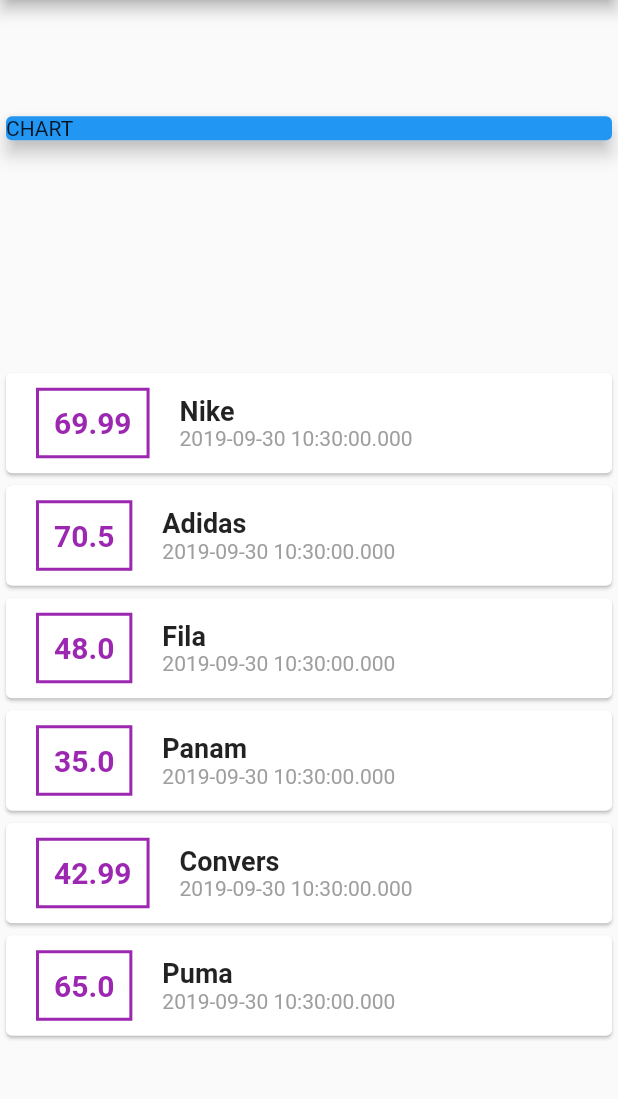
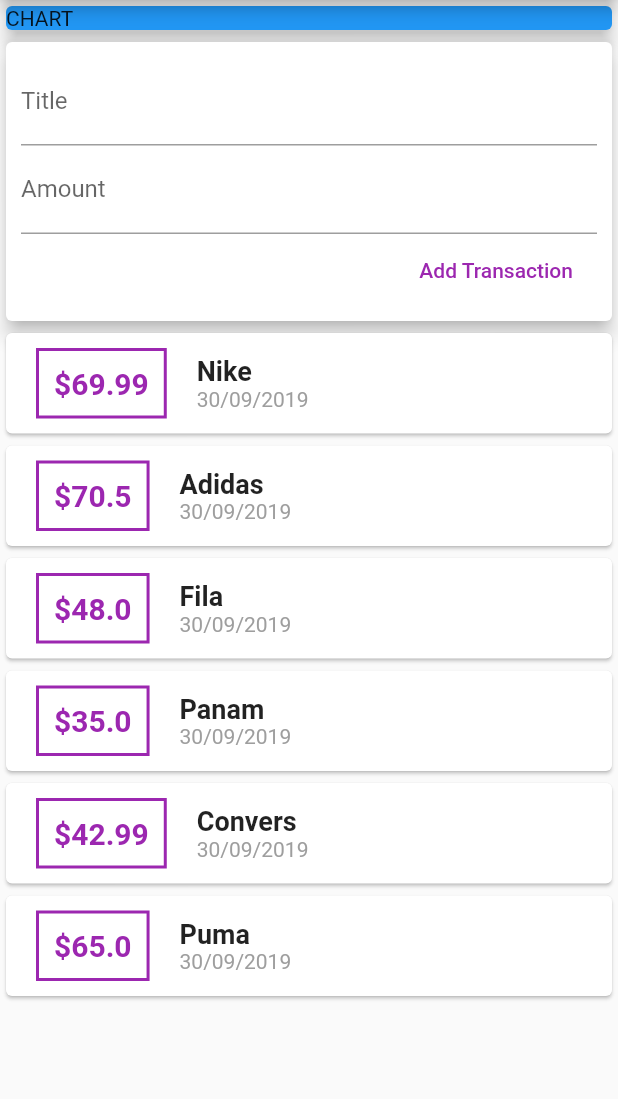
Before and after one commit to rodrigofin7/segundaapp, a Flutter app: the screen it shows after launch, on a phone screen of 412 x 824 dp, the part 84-1183 px from its top. Run offline on Flutter 3.47's test engine with Material 2 defaults, Android fonts, the phone set to English and light mode, and no system bars.

Commit message:
ya con inputs

```diff
--- a/lib/main.dart
+++ b/lib/main.dart
@@ -1,5 +1,6 @@
 import 'package:flutter/material.dart';
 import './Transaction.dart';
+import 'package:intl/intl.dart';
 
 void main() => runApp(MyApp());
 
@@ -34,7 +35,7 @@ class MyHomePage extends StatelessWidget {
           title: Text('Flutter Demo '),
         ),
         body: Column(
-            mainAxisAlignment: MainAxisAlignment.spaceAround,
+            //mainAxisAlignment: MainAxisAlignment.start,
             crossAxisAlignment: CrossAxisAlignment.stretch,
             children: <Widget>[
               Container(
@@ -43,6 +44,31 @@ class MyHomePage extends StatelessWidget {
                   color: Colors.blue,
                   child: Text('CHART'),
                   elevation: 5,
+                ),
+              ),
+              Card(
+                elevation: 5,
+                child: Container(
+                  padding: EdgeInsets.all(10),
+
+                  child: Column(
+                   crossAxisAlignment: CrossAxisAlignment.end,
+                    children: <Widget>[
+                      TextField(
+                        decoration: InputDecoration(labelText: 'Title'),
+                      ),
+                      TextField(
+                        decoration: InputDecoration(labelText: 'Amount'),
+                      ),
+                      FlatButton(
+                        child: Text('Add Transaction'),
+                        textColor: Colors.purple,
+                        onPressed: () {
+
+                        },
+                      )
+                    ],
+                  ),
                 ),
               ),
               Column(
@@ -57,7 +83,7 @@ class MyHomePage extends StatelessWidget {
                             border: Border.all(color: Colors.purple, width: 2)),
                         padding: EdgeInsets.all(10),
                         child: Text(
-                          tran.amount.toString(),
+                          '\$${tran.amount}',
                           style: TextStyle(
                               fontWeight: FontWeight.bold,
                               fontSize: 20,
@@ -72,7 +98,10 @@ class MyHomePage extends StatelessWidget {
                             style: TextStyle(
                                 fontSize: 18, fontWeight: FontWeight.bold),
                           ),
-                          Text(tran.date.toString(),style: TextStyle(color: Colors.grey),)
+                          Text(
+                            DateFormat('dd/MM/yyyy').format(tran.date),
+                            style: TextStyle(color: Colors.grey),
+                          )
                         ],
                       )
                     ],
--- a/pubspec.yaml
+++ b/pubspec.yaml
@@ -19,6 +19,7 @@ environment:
 dependencies:
   flutter:
     sdk: flutter
+  intl: ^0.16.0
 
   # The following adds the Cupertino Icons font to your application.
   # Use with the CupertinoIcons class for iOS style icons.
```
Also changed, not shown: pubspec.lock.
